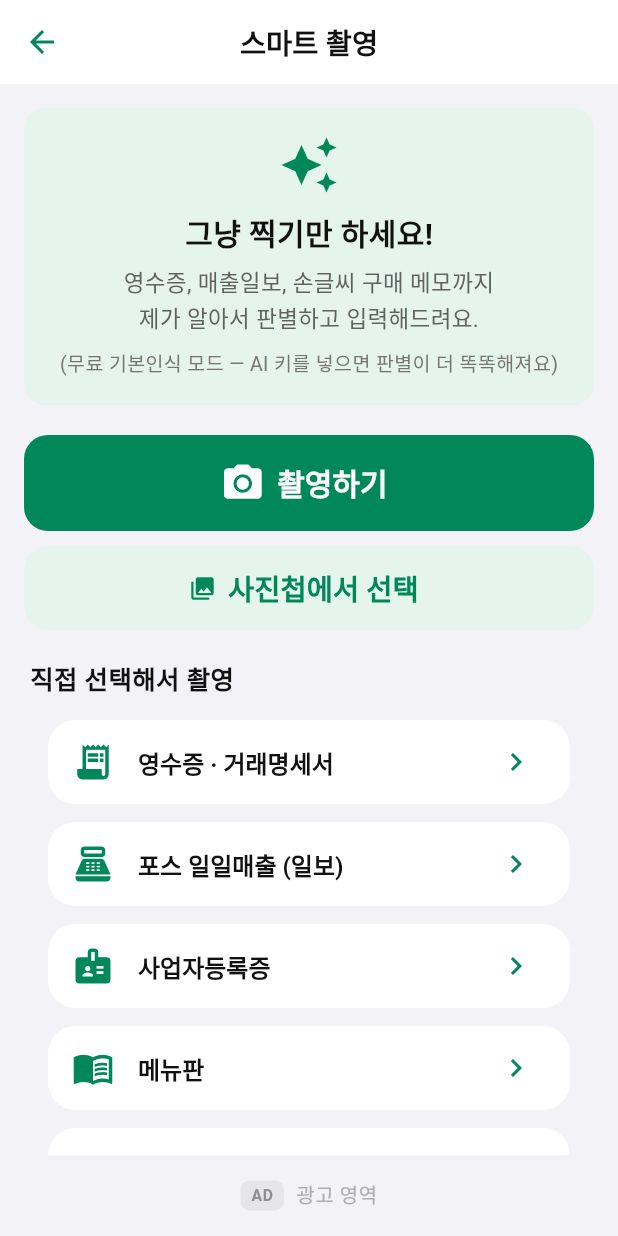
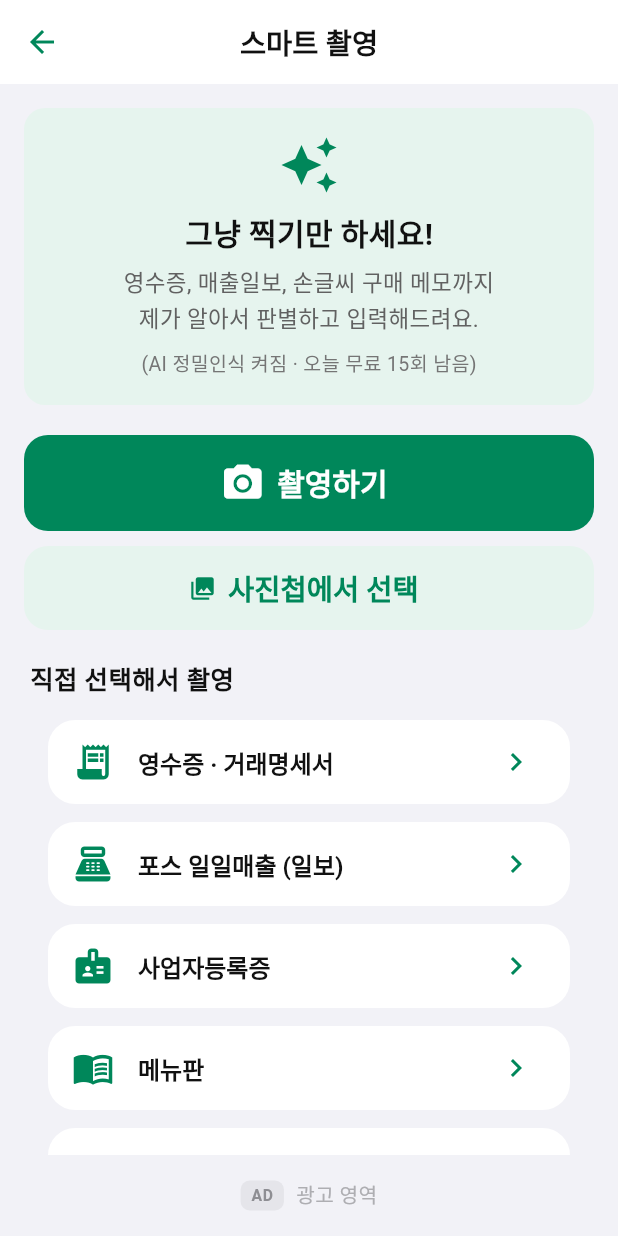
Before and after one commit to haechon-electronics/baljumania, a Flutter app: the SmartScanScreen screen opened directly, on a phone screen of 412 x 824 dp. Run offline on Flutter 3.47's test engine with Material 3 defaults, Android fonts, the phone set to English and light mode, and no system bars; our stand-ins replace cross_file, flutter_local_notifications, google_mobile_ads, hive, hive_flutter, image_picker and 2 more; missing offline and left inert: google_mlkit_text_recognition; accounts and stored records are empty; network calls fail; Roboto replaces fonts that are missing (Pretendard).

Commit message:
AI 정밀인식 기본 내장: 난독화 키 + 일일 15회 무료 + 본인키 무제한 + ML Kit 폴백

```diff
--- a/lib/scan_service.dart
+++ b/lib/scan_service.dart
@@ -2,22 +2,78 @@ import 'dart:convert';
 
 import 'package:flutter/foundation.dart';
 import 'package:google_mlkit_text_recognition/google_mlkit_text_recognition.dart';
+import 'package:hive/hive.dart';
 import 'package:http/http.dart' as http;
 import 'package:image_picker/image_picker.dart';
 
+import 'gemini_key.dart';
+
 /// 촬영 → 글자 인식 서비스
-/// 1차: ML Kit (완전 무료, 폰에서 처리)
-/// 2차: Gemini Flash (API 키 있으면 자동 사용, 해석 정확도 대폭 상승)
+/// 1차: Gemini Flash AI 정밀인식 (기본 내장 — 하루 15회 무료 제공)
+/// 2차: ML Kit (완전 무료, 폰에서 처리) — AI 실패/한도초과 시 자동 폴백
+/// 본인 Gemini 키를 설정에 등록하면 횟수 제한 없이 사용 가능
 class ScanService {
   ScanService._();
   static final ScanService instance = ScanService._();
 
   final _picker = ImagePicker();
 
-  /// Gemini API 키 (설정에서 입력, 없으면 ML Kit만 사용)
+  /// 사용자 본인 Gemini API 키 (선택사항 — 등록 시 무제한)
   String geminiApiKey = '';
 
-  bool get aiEnabled => geminiApiKey.trim().isNotEmpty;
+  /// 기본 제공 AI 인식 일일 한도 (내장 키 사용 시)
+  static const int freeDailyLimit = 15;
+
+  bool get hasUserKey => geminiApiKey.trim().isNotEmpty;
+
+  /// AI 정밀인식 사용 가능 여부 (내장 키가 있으므로 항상 켜짐,
+  /// 단 기본 제공분은 하루 한도 내에서만)
+  bool get aiEnabled => hasUserKey || freeRemainingToday > 0;
+
+  String get _effectiveKey =>
+      hasUserKey ? geminiApiKey.trim() : EmbeddedGeminiKey.value;
+
+  // ===== 기본 제공분 일일 사용량 관리 (Hive settings 박스에 영속) =====
+  String _todayStamp() {
+    final now = DateTime.now();
+    return '${now.year}-${now.month.toString().padLeft(2, '0')}-${now.day.toString().padLeft(2, '0')}';
+  }
+
+  Box? get _settings =>
+      Hive.isBoxOpen('settings') ? Hive.box('settings') : null;
+
+  // Hive를 못 쓰는 상황(테스트 등) 대비 메모리 백업
+  String _memStamp = '';
+  int _memCount = 0;
+
+  int get _usedToday {
+    final box = _settings;
+    if (box != null) {
+      final stamp = box.get('aiDayStamp') as String? ?? '';
+      if (stamp != _todayStamp()) return 0;
+      return box.get('aiDayCount') as int? ?? 0;
+    }
+    if (_memStamp != _todayStamp()) return 0;
+    return _memCount;
+  }
+
+  /// 오늘 남은 기본 제공 AI 인식 횟수
+  int get freeRemainingToday {
+    final left = freeDailyLimit - _usedToday;
+    return left < 0 ? 0 : left;
+  }
+
+  Future<void> _countUse() async {
+    final stamp = _todayStamp();
+    final next = _usedToday + 1;
+    final box = _settings;
+    if (box != null) {
+      await box.put('aiDayStamp', stamp);
+      await box.put('aiDayCount', next);
+    }
+    _memStamp = stamp;
+    _memCount = next;
+  }
 
   /// 사진 선택/촬영
   Future<XFile?> pickImage({bool fromCamera = true}) async {
@@ -60,7 +116,8 @@ class ScanService {
   /// [task]에 따라 구조화된 JSON을 돌려받음
   Future<Map<String, dynamic>?> analyzeWithGemini(
       XFile image, String task) async {
-    if (!aiEnabled) return null;
+    // 본인 키 없으면 기본 제공분(하루 15회) 한도 확인 → 초과 시 ML Kit 폴백
+    if (!hasUserKey && freeRemainingToday <= 0) return null;
     try {
       final bytes = await image.readAsBytes();
       final b64 = base64Encode(bytes);
@@ -68,7 +125,7 @@ class ScanService {
       final prompt = _promptFor(task);
       // gemini-flash-lite-latest: 항상 최신 경량 모델을 가리키는 별칭 (구버전 은퇴 영향 없음)
       final url = Uri.parse(
-          'https://generativelanguage.googleapis.com/v1beta/models/gemini-flash-lite-latest:generateContent?key=${geminiApiKey.trim()}');
+          'https://generativelanguage.googleapis.com/v1beta/models/gemini-flash-lite-latest:generateContent?key=$_effectiveKey');
 
       final body = jsonEncode({
         'contents': [
@@ -98,6 +155,9 @@ class ScanService {
         if (kDebugMode) debugPrint('Gemini 오류 ${res.statusCode}: ${res.body}');
         return null;
       }
+
+      // 성공한 호출만 기본 제공분에서 차감 (본인 키는 무제한)
+      if (!hasUserKey) await _countUse();
 
       final data = jsonDecode(utf8.decode(res.bodyBytes));
       final text = data['candidates']?[0]?['content']?['parts']?[0]?['text']
--- a/lib/screens/more_screen.dart
+++ b/lib/screens/more_screen.dart
@@ -1,6 +1,7 @@
 import 'package:flutter/material.dart';
 import 'package:provider/provider.dart';
 import '../app_state.dart';
+import '../scan_service.dart';
 import '../theme.dart';
 import '../notification_service.dart';
 import 'analytics_screen.dart';
@@ -121,8 +122,8 @@ class MoreScreen extends StatelessWidget {
               iconBg: const Color(0xFFFF9500),
               title: 'AI 정밀인식 설정',
               subtitle: app.geminiApiKey.isEmpty
-                  ? '꺼짐 (무료 기본인식 사용 중)'
-                  : '켜짐 · Gemini 연결됨',
+                  ? '켜짐 · 하루 ${ScanService.freeDailyLimit}회 무료 제공 (오늘 ${ScanService.instance.freeRemainingToday}회 남음)'
+                  : '켜짐 · 본인 키 사용 중 (무제한)',
               onTap: () => _aiSettings(context, app),
             ),
             _IosTile(
@@ -202,19 +203,21 @@ class MoreScreen extends StatelessWidget {
                 style:
                     TextStyle(fontSize: 20, fontWeight: FontWeight.bold)),
             const SizedBox(height: 8),
-            const Text(
-              '키를 넣으면 영수증·일보·사업자등록증 인식률이 크게 올라가요.\n'
-              '비용: 사진 1장당 약 1~5원 (무료 쿼터로도 충분)\n\n'
+            Text(
+              '✨ AI 정밀인식은 기본으로 켜져 있어요! (하루 ${ScanService.freeDailyLimit}회 무료 제공)\n'
+              '오늘 남은 무료 횟수: ${ScanService.instance.freeRemainingToday}회\n\n'
+              '더 많이 쓰고 싶으면 본인 키를 등록하세요 (무제한).\n'
               '키 발급: aistudio.google.com 접속 → 구글 로그인 →\n'
               '"Get API key" 버튼 → 복사해서 아래에 붙여넣기',
-              style: TextStyle(fontSize: 14, color: Colors.grey, height: 1.5),
+              style: const TextStyle(
+                  fontSize: 14, color: Colors.grey, height: 1.5),
             ),
             const SizedBox(height: 14),
             TextField(
               controller: ctrl,
               style: const TextStyle(fontSize: 15),
               decoration: const InputDecoration(
-                labelText: 'Gemini API 키',
+                labelText: '본인 Gemini API 키 (선택사항)',
                 hintText: 'AIza 또는 AQ.로 시작하는 키 붙여넣기',
               ),
             ),
@@ -229,6 +232,11 @@ class MoreScreen extends StatelessWidget {
                       onPressed: () {
                         app.setGeminiApiKey('');
                         Navigator.pop(ctx);
+                        ScaffoldMessenger.of(context).showSnackBar(
+                          const SnackBar(
+                              content: Text(
+                                  '본인 키가 삭제되었어요. 기본 제공 AI(하루 15회)로 계속 사용돼요.')),
+                        );
                       },
                       child: const Text('키 삭제'),
                     ),
@@ -243,8 +251,8 @@ class MoreScreen extends StatelessWidget {
                       ScaffoldMessenger.of(context).showSnackBar(
                         SnackBar(
                             content: Text(ctrl.text.trim().isEmpty
-                                ? '무료 기본인식 모드로 설정되었어요'
-                                : 'AI 정밀인식이 켜졌어요! 🎉')),
+                                ? '기본 제공 AI(하루 15회) 모드예요'
+                                : '본인 키 등록 완료! 이제 무제한이에요 🎉')),
                       );
                     },
                     child: const Text('저장'),
--- a/lib/screens/scan_screen.dart
+++ b/lib/screens/scan_screen.dart
@@ -44,8 +44,10 @@ class ScanHubScreen extends StatelessWidget {
                 Expanded(
                   child: Text(
                     ai
-                        ? 'AI 정밀인식 켜짐 (Gemini) — 구겨진 영수증·손글씨도 인식돼요!'
-                        : '기본 무료인식 모드입니다.\n[더보기 → AI 정밀인식 설정]에서 키를 넣으면 인식률이 크게 올라가요.',
+                        ? (ScanService.instance.hasUserKey
+                            ? 'AI 정밀인식 켜짐 (본인 키 · 무제한) — 구겨진 영수증·손글씨도 인식돼요!'
+                            : 'AI 정밀인식 켜짐 — 오늘 무료 인식 ${ScanService.instance.freeRemainingToday}회 남았어요 (매일 초기화)')
+                        : '오늘 무료 AI 인식을 모두 썼어요. 기본인식으로 계속 쓰거나,\n[더보기 → AI 정밀인식 설정]에 본인 키를 넣으면 무제한이에요.',
                     style: const TextStyle(fontSize: 14, height: 1.4),
                   ),
                 ),
--- a/lib/screens/smart_scan_screen.dart
+++ b/lib/screens/smart_scan_screen.dart
@@ -66,8 +66,8 @@ class _SmartScanScreenState extends State<SmartScanScreen> {
                 : '글자를 인식하지 못했어요.\n'
                     '· 문서가 화면에 꽉 차게, 초점을 맞춰서 찍어주세요\n'
                     '· 그림자 없이 밝은 곳에서 찍으면 더 잘 읽혀요\n'
-                    '💡 더보기 → AI 정밀인식 설정에서 키를 넣으면\n'
-                    '인식률이 크게 올라갑니다!';
+                    '💡 오늘 무료 AI 인식을 모두 썼어요. 본인 키를 넣으면\n'
+                    '무제한으로 쓸 수 있어요! (더보기 → AI 정밀인식 설정)';
           });
           return;
         }
@@ -341,8 +341,10 @@ class _SmartScanScreenState extends State<SmartScanScreen> {
 
   @override
   Widget build(BuildContext context) {
-    final ai = context.select<AppState, bool>(
-        (a) => a.geminiApiKey.isNotEmpty);
+    // 내장 AI 포함 사용 가능 여부 (본인 키 또는 오늘 무료분 잔여)
+    context.select<AppState, bool>((a) => a.geminiApiKey.isNotEmpty);
+    final svc = ScanService.instance;
+    final ai = svc.aiEnabled;
 
     return Scaffold(
       backgroundColor: AppColors.background,
@@ -375,14 +377,16 @@ class _SmartScanScreenState extends State<SmartScanScreen> {
                       height: 1.5,
                       color: Colors.grey.shade700),
                 ),
-                if (!ai) ...[
-                  const SizedBox(height: 8),
-                  Text(
-                    '(무료 기본인식 모드 — AI 키를 넣으면 판별이 더 똑똑해져요)',
-                    style: TextStyle(
-                        fontSize: 13, color: Colors.grey.shade600),
-                  ),
-                ],
+                const SizedBox(height: 8),
+                Text(
+                  !ai
+                      ? '(오늘 무료 AI 소진 — 기본인식 모드 · 내일 다시 충전돼요)'
+                      : svc.hasUserKey
+                          ? '(AI 정밀인식 · 본인 키 무제한)'
+                          : '(AI 정밀인식 켜짐 · 오늘 무료 ${svc.freeRemainingToday}회 남음)',
+                  style: TextStyle(
+                      fontSize: 13, color: Colors.grey.shade600),
+                ),
               ],
             ),
           ),
```
Also changed, not shown: 1 other file.
